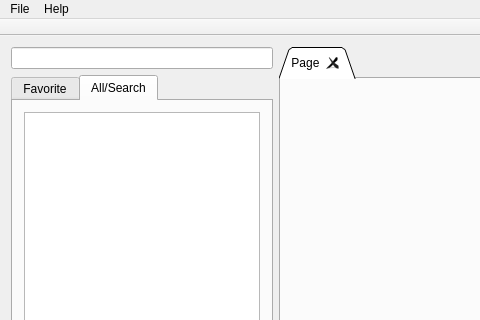
First picture: the form in OverwatchPlayerLog/UI/MainWindow.ui, repository yxbh/Overwatch-Player-Log, before the edit; both pictures show x 0 to 480 and y 0 to 320 of the 1074 by 717 pixel window.
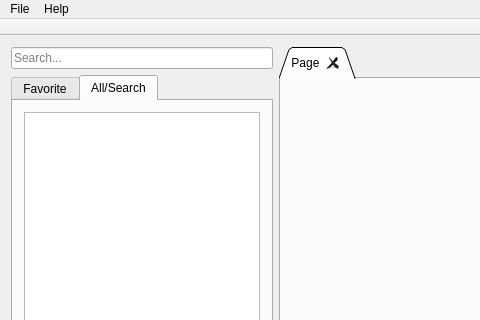
Second picture: the form after the edit.

Commit message: add player search bar placeholder text

```diff
--- a/OverwatchPlayerLog/UI/MainWindow.ui
+++ b/OverwatchPlayerLog/UI/MainWindow.ui
@@ -23,6 +23,9 @@
          <layout class="QVBoxLayout" name="verticalLayout_2">
           <item>
            <widget class="QLineEdit" name="lineEdit_searchBar">
+            <property name="placeholderText">
+             <string>Search...</string>
+            </property>
             <property name="clearButtonEnabled">
              <bool>true</bool>
             </property>
```
